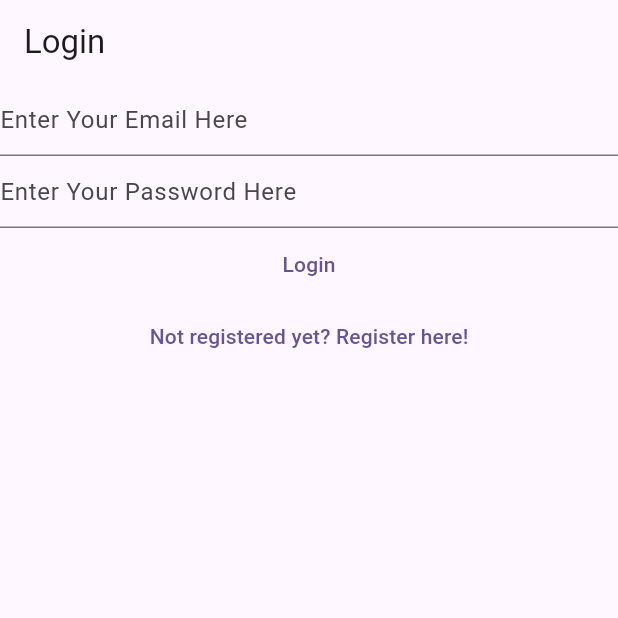
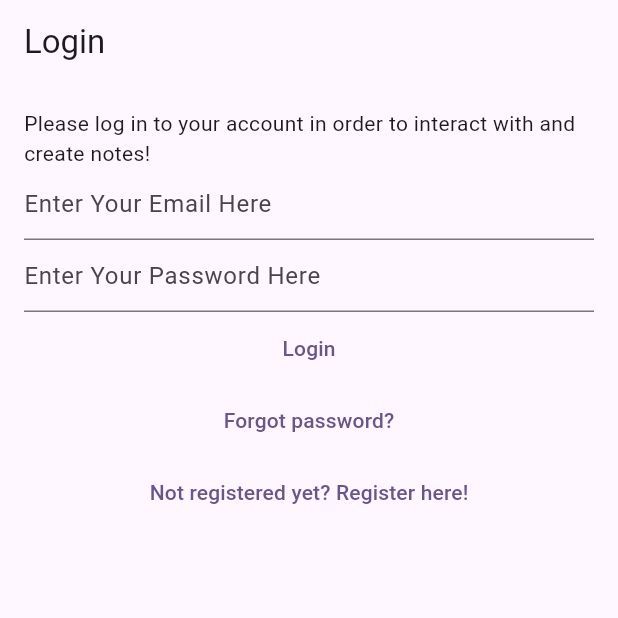
Before and after one commit to kemranaliew/newnotes, a Flutter app: the screen it shows after launch, on a phone screen of 412 x 824 dp, the top half of it. Run offline on Flutter 3.47's test engine with Material 3 defaults, Android fonts, the light colour scheme and no system bars; our stand-ins replace bloc, cloud_firestore, equatable, firebase_auth, firebase_core, flutter_bloc and 1 more; accounts and stored records are empty.

Commit message:
update 25: added paddings and cleaned up code

```diff
--- a/lib/main.dart
+++ b/lib/main.dart
@@ -7,6 +7,7 @@
 import 'package:lokalektinger/services/auth/bloc/auth_event.dart';
 import 'package:lokalektinger/services/auth/bloc/auth_state.dart';
 import 'package:lokalektinger/services/auth/firebase_auth_provider.dart';
+import 'package:lokalektinger/views/forgot_password_view.dart';
 import 'package:lokalektinger/views/login_view.dart';
 import 'package:lokalektinger/views/notes/create_update_note_view.dart';
 import 'package:lokalektinger/views/notes/notes_view.dart';
@@ -56,6 +57,8 @@
           return const VerifyEmailView();
         } else if (state is AuthStateLoggedOut) {
           return const LoginView();
+        } else if (state is AuthStateForgotPassword) {
+          return const ForgotPasswordView();
         } else if (state is AuthStateRegistering) {
           return const RegisterView();
         } else {
--- a/lib/services/auth/auth_provider.dart
+++ b/lib/services/auth/auth_provider.dart
@@ -14,4 +14,5 @@
 Future<void> logOut();
 Future<void> sendEmailVerification();
 Future<void> reloadUser();
+Future<void>sendPasswordReset({required String toEmail});
 }
--- a/lib/services/auth/auth_service.dart
+++ b/lib/services/auth/auth_service.dart
@@ -48,5 +48,8 @@
   @override
   Future<void> reloadUser() => provider.reloadUser();
 
+  @override
+  Future<void> sendPasswordReset({required String toEmail}) => provider.sendPasswordReset(toEmail: toEmail);
+
 
 }
--- a/lib/services/auth/bloc/auth_event.dart
+++ b/lib/services/auth/bloc/auth_event.dart
@@ -33,6 +33,11 @@
 
 }
 
+class AuthEventForgotPassowrd extends AuthEvent {
+ final String? email;
+ const AuthEventForgotPassowrd({this.email});
+}
+
 class AuthEventShouldRegister extends AuthEvent {
  const AuthEventShouldRegister();
 }
--- a/lib/services/auth/bloc/auth_state.dart
+++ b/lib/services/auth/bloc/auth_state.dart
@@ -35,6 +35,17 @@
   });
 }
 
+class AuthStateForgotPassword extends AuthState {
+  final Exception? exception;
+  final bool hasSentEmail;
+
+  const AuthStateForgotPassword({
+    required this.exception,
+    required this.hasSentEmail,
+    required super.isLoading,
+  });
+}
+
 class AuthStateNeedsVerification extends AuthState {
   const AuthStateNeedsVerification({required super.isLoading});
 }
@@ -44,7 +55,8 @@
 
   const AuthStateLoggedOut({
     required this.exception,
-    required super.isLoading, String? loadingText,
+    required super.isLoading,
+    String? loadingText,
   });
 
   @override
--- /dev/null
+++ b/lib/utilities/dialogs/password_reset_email_sent_dialog.dart
@@ -0,0 +1,14 @@
+import 'package:flutter/material.dart';
+import "package:lokalektinger/utilities/dialogs/generic_dialog.dart";
+
+Future<void> showPasswordResetSentDialog(BuildContext context) {
+  return showGenericDialog<void>(
+    context: context,
+    title: "Password Reset",
+    content:
+        "We have now sent you a password reset link. Please check your email for more information",
+    optionsBuilder: () => {
+      "OK": null,
+    },
+  );
+}
--- a/lib/views/login_view.dart
+++ b/lib/views/login_view.dart
@@ -55,8 +55,11 @@
           builder: (context, snapshot) {
             switch (snapshot.connectionState) {
               case ConnectionState.done:
-                return Column(
+                return Padding(
+                  padding: const EdgeInsets.all(16.0),
+                  child: Column(
                     children: [
+                      const Text("Please log in to your account in order to interact with and create notes!"),
                       TextField(
                         controller: _email,
                         enableSuggestions: false,
@@ -93,12 +96,22 @@
                        TextButton(
                         onPressed: () {
                           context.read<AuthBloc>().add(
+                                const AuthEventForgotPassowrd(),
+                              );
+                        },
+                        child: const Text("Forgot password?"),
+                      ),
+                      TextButton(
+                        onPressed: () {
+                          context.read<AuthBloc>().add(
                                 const AuthEventShouldRegister(),
                               );
                         },
                         child: const Text("Not registered yet? Register here!"),
-                    )
+                      ),
+
                     ],
+                  ),
                 );
 
               default:
--- a/lib/views/verify_email_view.dart
+++ b/lib/views/verify_email_view.dart
@@ -4,7 +4,7 @@
 import 'package:lokalektinger/services/auth/auth_service.dart';
 import 'package:lokalektinger/services/auth/bloc/auth_bloc.dart';
 import 'package:lokalektinger/services/auth/bloc/auth_event.dart';
-import 'package:lokalektinger/views/email_verified_now.dart';
+import 'package:lokalektinger/views/notes/notes_view.dart';
 import 'package:lokalektinger/views/register_view.dart';
 import 'dart:developer' as devtools show log;
 
@@ -27,7 +27,7 @@
   }
 
   void _startEmailVerificationCheck() {
-    _timer = Timer.periodic(const Duration(seconds: 5), (timer) async {
+    _timer = Timer.periodic(const Duration(seconds: 2), (timer) async {
       await AuthService.firebase().reloadUser();
       final user = AuthService.firebase().currentUser;
       devtools.log(user.toString());
@@ -61,7 +61,7 @@
               if (snapshot.connectionState == ConnectionState.done) {
                 final user = AuthService.firebase().currentUser;
                 if (user?.isEmailVerified ?? false) {
-                  return const EmailVerifiedNow();
+                  return const NotesView();
                 } else if (user == null) {
                   return Column(
                     children: [
```
Also changed, not shown: lib/services/auth/bloc/auth_bloc.dart (+46 -0 lines), lib/services/auth/firebase_auth_provider.dart (+17 -0 lines), lib/views/forgot_password_view.dart (added, +87 -0 lines), lib/views/register_view.dart (+13 -12 lines), 1 other file. Lines whose indentation alone changed are shown as unchanged.
